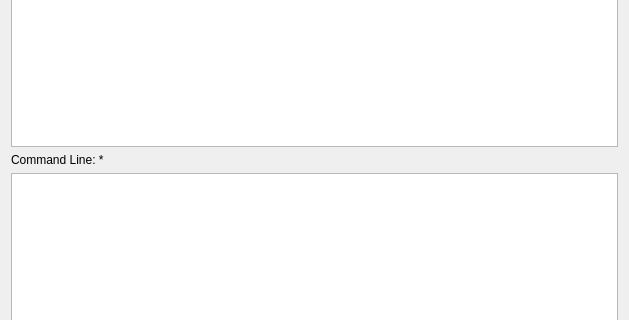
59de44955ebd/QMediaTool, file resources/ui/presets.ui: the form before one commit; both pictures show x 0 to 629 and y 133 to 453 of the 629 by 614 pixel window.
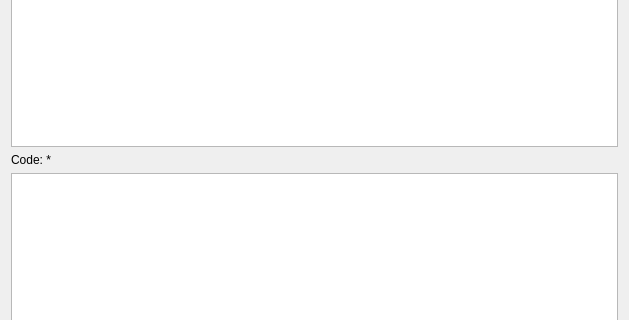
The form after the commit.

```diff
--- a/resources/ui/presets.ui
+++ b/resources/ui/presets.ui
@@ -63,7 +63,7 @@
    <item>
     <widget class="QLabel" name="labelCommandLine">
      <property name="text">
-      <string>Command Line: *</string>
+      <string>Code: *</string>
      </property>
     </widget>
    </item>
```
